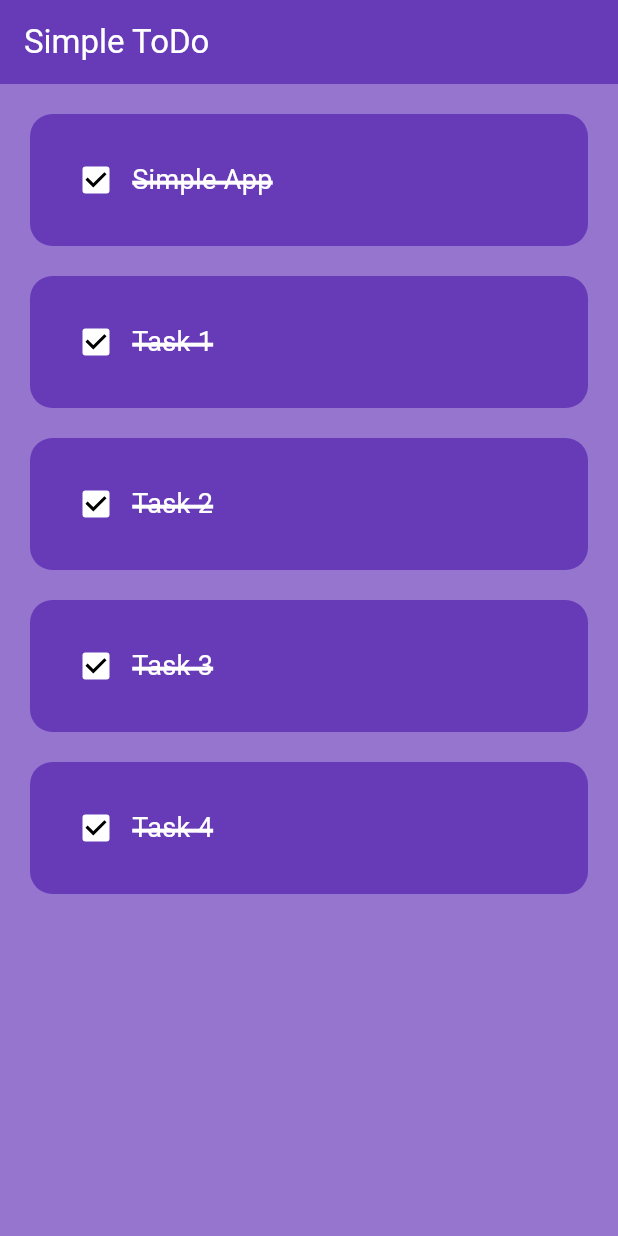
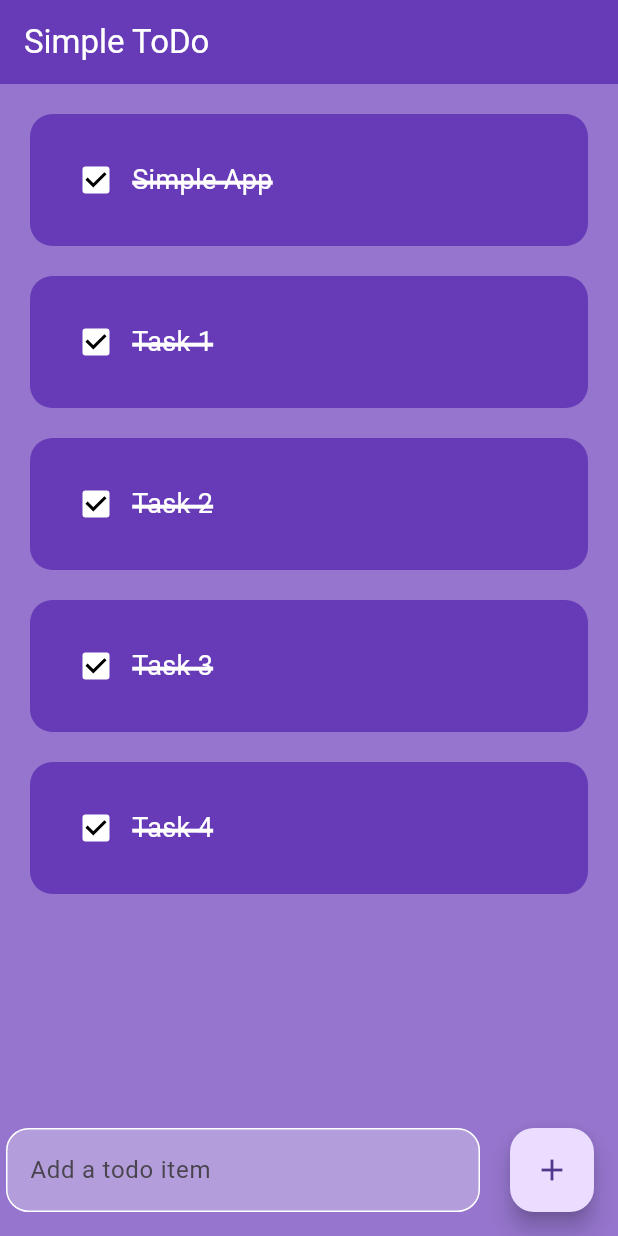
Before and after one commit to bhagat-abhishek/todoapp_flutter, a Flutter app: the screen it shows after launch, on a phone screen of 412 x 824 dp. Run offline on Flutter 3.47's test engine with Material 3 defaults, Android fonts, the phone set to English and light mode, and no system bars.

Commit message:
add todo input field

```diff
--- a/lib/pages/homepage.dart
+++ b/lib/pages/homepage.dart
@@ -41,6 +41,40 @@ class _HomePageState extends State<HomePage> {
               onChanged: (value) => checkBoxChanged(index),
             );
           }),
+      floatingActionButton: Row(
+        children: [
+          Expanded(
+            child: Padding(
+              padding: const EdgeInsets.symmetric(
+                horizontal: 20,
+              ),
+              child: TextField(
+                decoration: InputDecoration(
+                  hintText: 'Add a todo item',
+                  filled: true,
+                  fillColor: Colors.deepPurple.shade200,
+                  enabledBorder: OutlineInputBorder(
+                    borderSide: const BorderSide(
+                      color: Colors.white,
+                    ),
+                    borderRadius: BorderRadius.circular(15),
+                  ),
+                  focusedBorder: OutlineInputBorder(
+                    borderSide: const BorderSide(
+                      color: Colors.deepPurple,
+                    ),
+                    borderRadius: BorderRadius.circular(15),
+                  ),
+                ),
+              ),
+            ),
+          ),
+          FloatingActionButton(
+            onPressed: () {},
+            child: const Icon(Icons.add),
+          ),
+        ],
+      ),
     );
   }
 }
```
